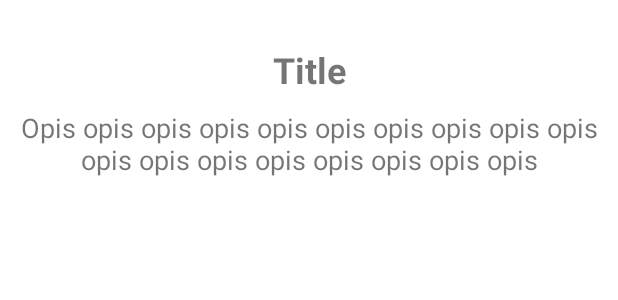
After one commit to kingaGniedziejko/MaraudersMapOfLondon, an Android app: the layout activity_attraction_info.xml on its own in the app's theme, with its tools: preview values and no code run, on a phone screen of 412 x 824 dp. The commit adds this screen. Shown: the top 300 px of the screen. Run offline under Robolectric (Android 15) with nearby library versions, the phone set to English and light mode, and no system bars.

Commit message:
Attraction details part 1

```diff
--- /dev/null
+++ b/app/src/main/res/layout/activity_attraction_info.xml
@@ -0,0 +1,31 @@
+<?xml version="1.0" encoding="utf-8"?>
+<RelativeLayout xmlns:android="http://schemas.android.com/apk/res/android"
+    xmlns:tools="http://schemas.android.com/tools"
+    android:layout_width="match_parent"
+    android:layout_height="match_parent"
+    android:paddingLeft="10dp"
+    android:paddingTop="30dp"
+    android:paddingRight="10dp"
+    tools:context=".AttractionInfoFragment">
+
+    <TextView
+        android:id="@+id/title"
+        android:layout_width="match_parent"
+        android:layout_height="wrap_content"
+        android:layout_marginBottom="10dp"
+        android:gravity="center_horizontal"
+        android:text="Title"
+        android:textSize="24sp"
+        android:textStyle="bold" />
+
+    <TextView
+        android:id="@+id/description"
+        android:layout_width="match_parent"
+        android:layout_height="wrap_content"
+        android:layout_below="@id/title"
+        android:gravity="center_horizontal"
+        android:text="Opis opis opis opis opis opis opis opis opis opis opis opis opis opis opis opis opis opis"
+        android:textSize="18sp" />
+
+
+</RelativeLayout>
--- a/app/src/main/res/layout/activity_main.xml
+++ b/app/src/main/res/layout/activity_main.xml
@@ -4,7 +4,8 @@
     xmlns:tools="http://schemas.android.com/tools"
     android:layout_width="match_parent"
     android:layout_height="match_parent"
-    tools:context=".MainActivity">
+    tools:context=".MainActivity"
+    android:id="@+id/main_container">
 
     <fragment
         android:id="@+id/map"
--- /dev/null
+++ b/app/src/main/res/values/dimens.xml
@@ -0,0 +1,3 @@
+<resources>
+    <dimen name="fab_margin">16dp</dimen>
+</resources>
--- a/app/src/main/res/values/themes.xml
+++ b/app/src/main/res/values/themes.xml
@@ -13,4 +13,13 @@
         <item name="android:statusBarColor" tools:targetApi="l">?attr/colorPrimaryVariant</item>
         <!-- Customize your theme here. -->
     </style>
+
+    <style name="Theme.MaraudersMapOfLondon.NoActionBar">
+        <item name="windowActionBar">false</item>
+        <item name="windowNoTitle">true</item>
+    </style>
+
+    <style name="Theme.MaraudersMapOfLondon.AppBarOverlay" parent="ThemeOverlay.AppCompat.Dark.ActionBar" />
+
+    <style name="Theme.MaraudersMapOfLondon.PopupOverlay" parent="ThemeOverlay.AppCompat.Light" />
 </resources>
```
Also changed, not shown: app/build.gradle (+5 -2 lines), app/src/main/AndroidManifest.xml (+10 -5 lines), app/src/main/java/com/example/maraudersmapoflondon/Attraction.java (+47 -5 lines), app/src/main/java/com/example/maraudersmapoflondon/AttractionInfoActivity.java (added, +34 -0 lines), app/src/main/java/com/example/maraudersmapoflondon/AttractionInfoFragment.java (added, +28 -0 lines), app/src/main/java/com/example/maraudersmapoflondon/MainActivity.java (+92 -9 lines), app/src/main/res/layout/fragment_attraction_info.xml (added, +31 -0 lines), app/src/main/res/navigation/nav_graph.xml (added, +28 -0 lines), app/src/main/res/values/strings.xml (+11 -0 lines).
